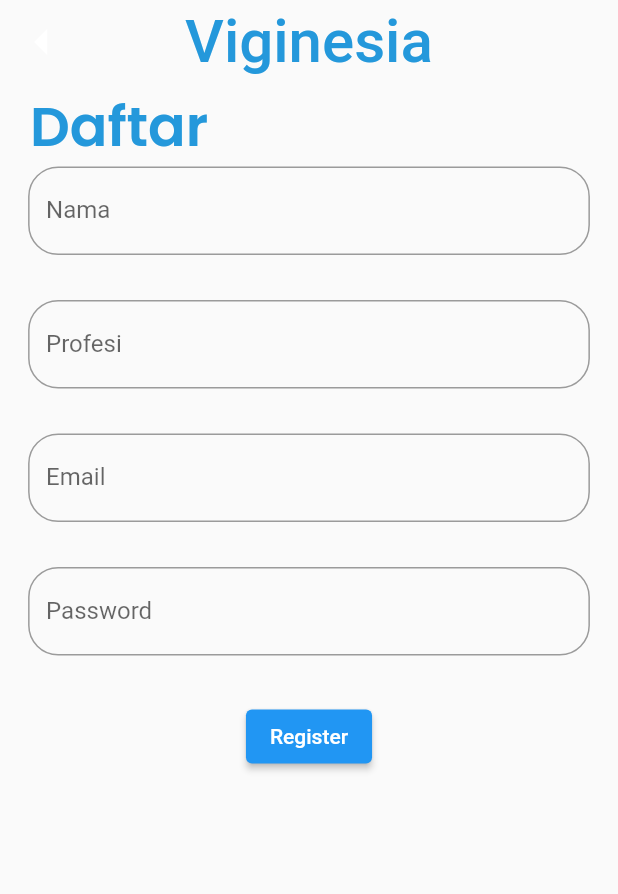
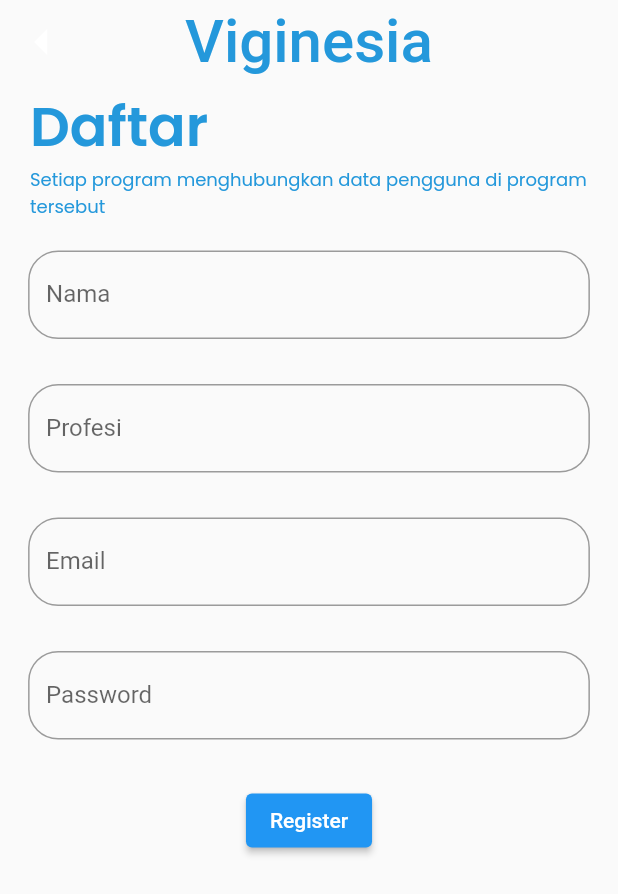
Before and after one commit to floxydio/hervigen, a Flutter app: the screen it shows after launch, after a tap on "Daftar", on a phone screen of 412 x 824 dp. Shown: the top 894 px of the screen. Run offline on Flutter 3.47's test engine with Material 2 defaults, Android fonts, the phone set to English and light mode, and no system bars; our stand-ins replace dio, google_fonts; network calls fail; Roboto replaces fonts that are missing (Rancho).

Commit message:
update baru

```diff
--- a/lib/Pages/Login_Pages.dart
+++ b/lib/Pages/Login_Pages.dart
@@ -1,8 +1,8 @@
 import 'package:flutter/material.dart';
-import 'package:hervigen/pages/menu.dart';
-import 'package:hervigen/pages/register_pages.dart';
-import 'package:hervigen/service/font_style.dart';
-import 'package:hervigen/service/service_api.dart';
+import 'package:hervigen/Service/Font_Style.dart';
+import 'package:hervigen/Pages/menu.dart';
+import 'package:hervigen/Pages/register_pages.dart';
+import 'package:hervigen/Service/service_api.dart';
 import 'package:hervigen/widget/my_widget.dart';
 
 class AuthPagesLogin extends StatefulWidget {
@@ -16,6 +16,8 @@
   TextEditingController usernameController = TextEditingController();
   TextEditingController passwordController = TextEditingController();
 
+  //digunakan untuk memberhentikan fungsi controller agar apk tidak berat
+
   @override
   Widget build(BuildContext context) {
     return Scaffold(
@@ -28,8 +30,8 @@
               width: MediaQuery.of(context).size.width,
               padding: const EdgeInsets.only(bottom: 15.0),
               child: Text(
-                "Login",
-                style: registerTitleStyle,
+                "Vigenesia",
+                style: boardStyle,
               ),
             ),
             // widget reusable => agar penggunaan widget lebih efisien
@@ -48,8 +50,16 @@
                     ServiceApi()
                         .signIn(
                             usernameController.text, passwordController.text)
-                        .then((value) => Navigator.pushReplacement(context,
-                            MaterialPageRoute(builder: (_) => const Menu())));
+                        .then((value) => Navigator.pushReplacement(
+                            context,
+                            MaterialPageRoute(
+                                builder: (_) => Menu(
+                                      idUser: value["data"]["iduser"],
+                                      email: value["data"]["email"],
+                                      nama: value["data"]["nama"],
+                                      password: value["data"]["password"],
+                                      profesi: value["data"]["profesi"],
+                                    ))));
                   },
                   child: const Text("Login")),
             ),
@@ -57,7 +67,7 @@
               mainAxisAlignment: MainAxisAlignment.center,
               children: [
                 Text(
-                  "Belum punya akun? ",
+                  "Belum Punya Akun? ",
                   style: smallText,
                 ),
                 InkWell(
--- a/lib/Pages/Register_Pages.dart
+++ b/lib/Pages/Register_Pages.dart
@@ -1,8 +1,8 @@
 import 'package:flutter/material.dart';
+import 'package:hervigen/Service/Font_Style.dart';
 import 'package:hervigen/pages/login_pages.dart';
 import 'package:hervigen/widget/my_widget.dart';
-import 'package:hervigen/service/font_style.dart';
-import 'package:hervigen/service/service_api.dart';
+import 'package:hervigen/service/Service_Api.dart';
 
 class RegisterPages extends StatefulWidget {
   const RegisterPages({Key? key}) : super(key: key);
@@ -17,6 +17,8 @@
   TextEditingController emailController = TextEditingController();
   TextEditingController profesiController = TextEditingController();
 
+  //digunakan untuk memberhentikan fungsi controller agar apk tidak berat
+  @override
   @override
   Widget build(BuildContext context) {
     return Scaffold(
@@ -35,7 +37,8 @@
           style: boardStyle,
         ),
       ),
-      body: SafeArea(
+      body: SingleChildScrollView(
+        child: SafeArea(
           child: Column(
             crossAxisAlignment: CrossAxisAlignment.center,
             children: [
@@ -47,6 +50,12 @@
                   "Daftar",
                   style: registerTitleStyle,
                 ),
+              ),
+             Container(
+               alignment: Alignment.topLeft,
+               width: MediaQuery.of(context).size.width,
+               padding: const EdgeInsets.fromLTRB(20, 0, 0, 20),
+               child: Text("Setiap program menghubungkan data pengguna di program tersebut", style: blueText,),
              ),
               MyInput(
                 controller: namaController,
@@ -83,6 +92,7 @@
             ],
           ),
         ),
+      ),
     );
   }
 }
```
Lines whose indentation alone changed are shown as unchanged.
